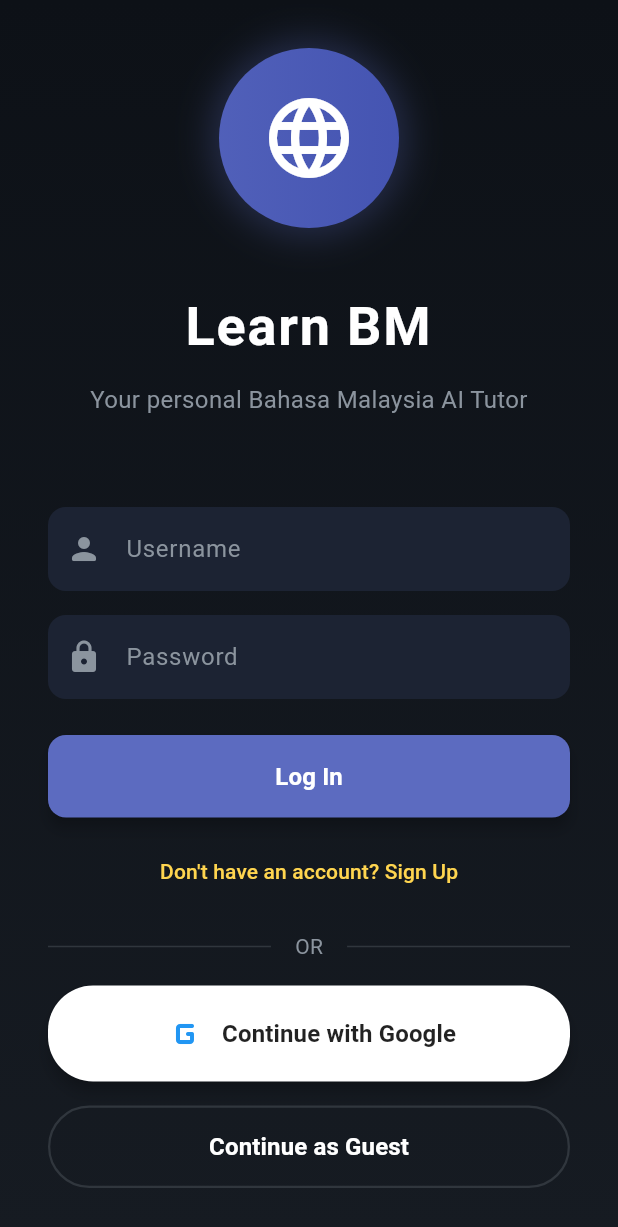
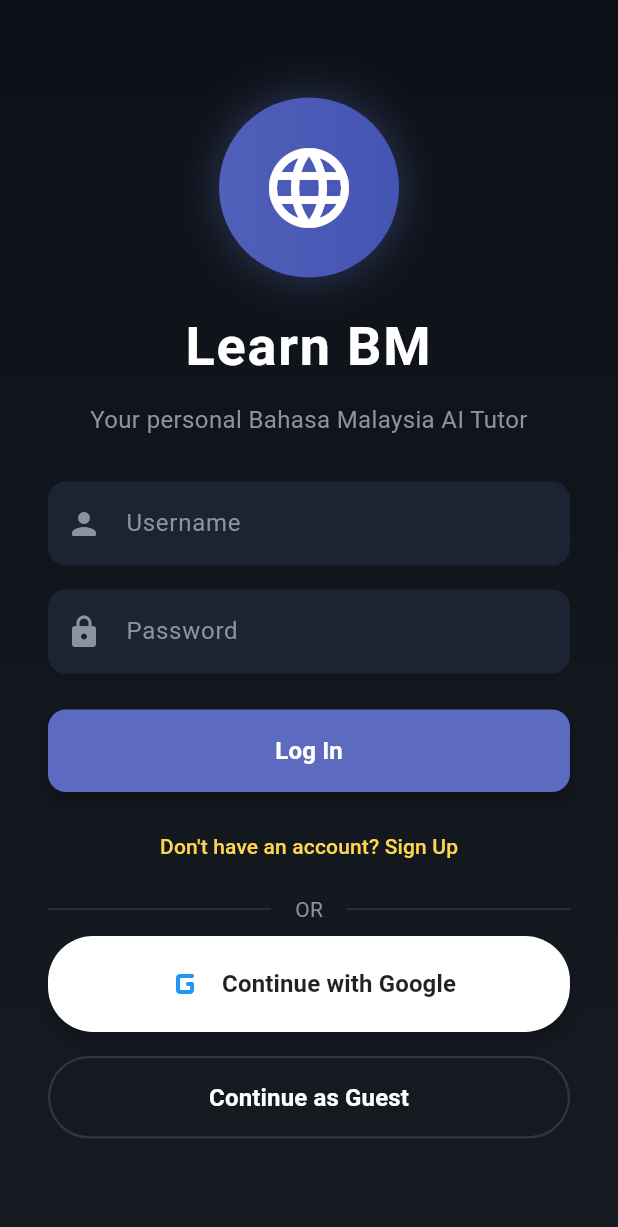
Before and after one commit to taiwenhong1214-dotcom/learning_app, a Flutter app: the screen it shows after launch, on a phone screen of 412 x 824 dp. Shown: the top 1227 px of the screen. Run offline on Flutter 3.47's test engine with Material 3 defaults, Android fonts, the phone set to English and light mode, and no system bars; our stand-ins replace cloud_firestore, firebase_auth, firebase_core, flutter_tts, google_sign_in, shared_preferences; accounts and stored records are empty; Roboto replaces fonts that are missing (Segoe UI).

Commit message:
style: reduce vertical spacing in AuthScreen to prevent overflowing

```diff
--- a/lib/auth_screen.dart
+++ b/lib/auth_screen.dart
@@ -137,7 +137,7 @@
                       color: Colors.white,
                     ),
                   ),
-                  const SizedBox(height: 40),
+                  const SizedBox(height: 20),
                   const Text(
                     'Learn BM',
                     textAlign: TextAlign.center,
@@ -157,7 +157,7 @@
                       color: Color(0xFF8B949E),
                     ),
                   ),
-                  const SizedBox(height: 60),
+                  const SizedBox(height: 30),
 
                   if (_isLoading)
                     const Center(
@@ -231,7 +231,7 @@
                     ),
 
                     const Padding(
-                      padding: EdgeInsets.symmetric(vertical: 16),
+                      padding: EdgeInsets.symmetric(vertical: 8),
                       child: Row(
                         children: [
                           Expanded(child: Divider(color: Color(0xFF30363D))),
```
